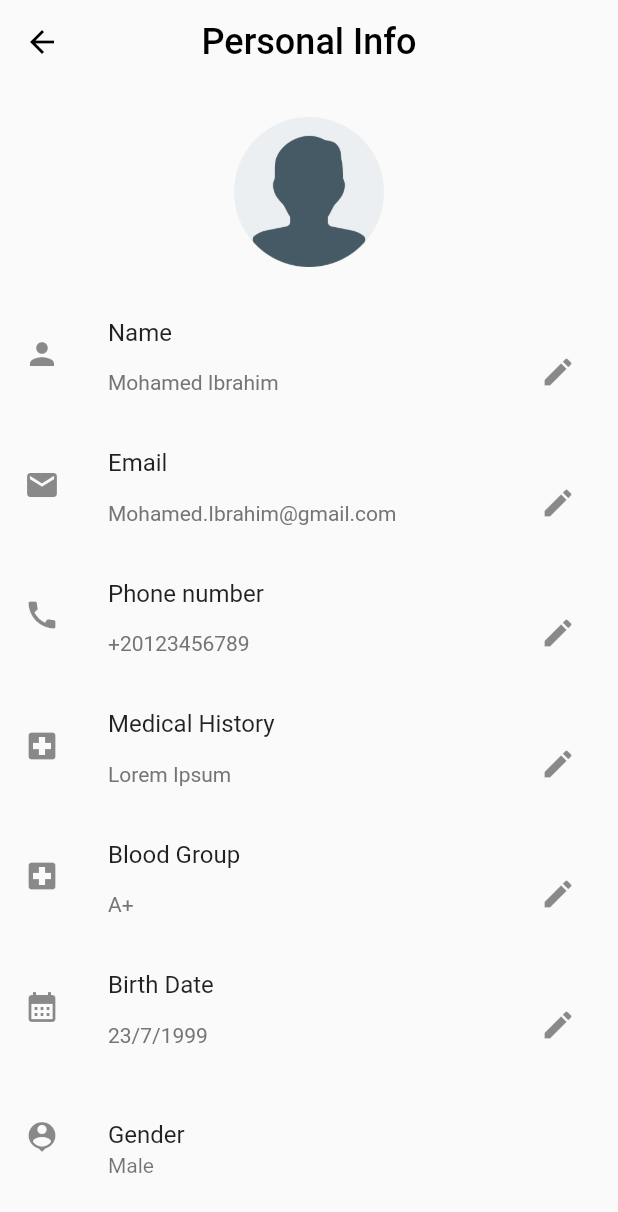
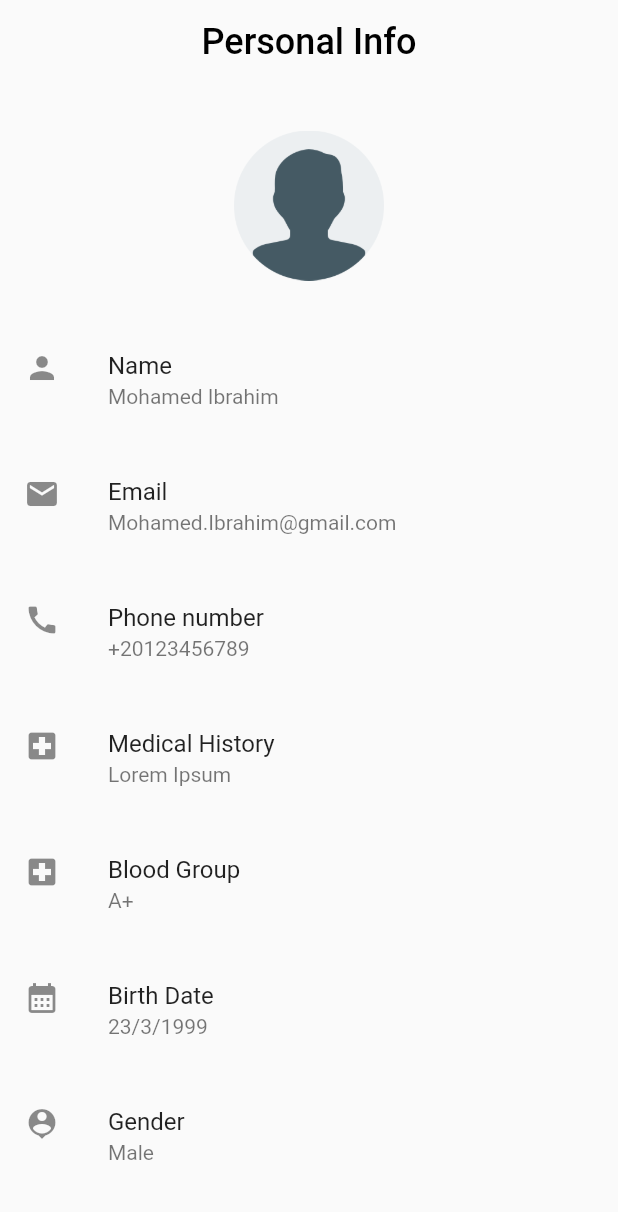
Before and after one commit to ZyadAshraf7/health_care, a Flutter app: the ProfileScreen screen opened directly, on a phone screen of 412 x 824 dp. Shown: the top 1212 px of the screen. Run offline on Flutter 3.47's test engine with Material 2 defaults, Android fonts, the phone set to English and light mode, and no system bars.

Commit message:
modify home and profile screen

```diff
--- a/lib/main.dart
+++ b/lib/main.dart
@@ -1,5 +1,6 @@
 import 'package:flutter/material.dart';
 import 'package:health_project/screens/home_screen.dart';
+import 'package:health_project/screens/profile_screen.dart';
 
 void main() {
   runApp(const MyApp());
@@ -17,7 +18,7 @@ class MyApp extends StatelessWidget {
       theme: ThemeData(
         primarySwatch: Colors.blue,
       ),
-      home: const HomeScreen()
+      home: const ProfileScreen()
     );
   }
 }
--- a/lib/screens/profile_screen.dart
+++ b/lib/screens/profile_screen.dart
@@ -8,19 +8,13 @@ class ProfileScreen extends StatefulWidget {
 }
 
 class _ProfileScreenState extends State<ProfileScreen> {
-  TextEditingController nameController = TextEditingController(text: "Mohamed Ibrahim");
-  bool nameEdit = false;
-  TextEditingController emailController = TextEditingController(text: "Mohamed.Ibrahim@gmail.com");
-  bool emailEdit = false;
-  TextEditingController phoneController = TextEditingController(text: "+20123456789");
-  bool phoneEdit = false;
-  TextEditingController medicalHistoryController = TextEditingController(text: "Lorem Ipsum");
-  bool medicalHistoryEdit = false;
-  TextEditingController bloodGroupController = TextEditingController(text: "A+");
-  bool bloodGroupEdit = false;
-  TextEditingController birthDateController = TextEditingController(text: "23/7/1999");
-  bool birthDateEdit = false;
-
+  String name = "Mohamed Ibrahim";
+  String email = "Mohamed.Ibrahim@gmail.com";
+  String phone = "+20123456789";
+  String medicalHistory = "Lorem Ipsum";
+  String bloodGroup = "A+";
+  String birthDate = "23/3/1999";
+  String gender = "Male";
   @override
   Widget build(BuildContext context) {
     return Scaffold(
@@ -48,139 +42,43 @@ class _ProfileScreenState extends State<ProfileScreen> {
               ListTile(
                 leading: Icon(Icons.person),
                 title: Text("Name"),
-                trailing: IconButton(onPressed: (){
-                  setState(() {
-                    nameEdit=true;
-                  });
-                }, icon: Icon(Icons.edit)),
-                subtitle: TextFormField(
-                  style: TextStyle(
-                    fontSize: 14,
-                    color: Colors.grey.shade600
-                  ),
-                  controller: nameController,
-                  enabled: nameEdit,
-                  decoration: const InputDecoration(
-                      border: InputBorder.none,
-                      contentPadding: EdgeInsets.zero
-                  ),
-                ),
+                subtitle: Text(name)
               ),
               SizedBox(height: 12),
               ListTile(
                 leading: Icon(Icons.email),
                 title: Text("Email"),
-                trailing: IconButton(onPressed: (){
-                  setState(() {
-                    emailEdit=true;
-                  });
-                }, icon: Icon(Icons.edit)),
-                subtitle: TextFormField(
-                  style: TextStyle(
-                      fontSize: 14,
-                      color: Colors.grey.shade600
-                  ),
-                  controller: emailController,
-                  enabled: emailEdit,
-                  decoration: const InputDecoration(
-                      border: InputBorder.none,
-                      contentPadding: EdgeInsets.zero
-                  ),
-                ),
+                subtitle: Text(email)
               ),
               SizedBox(height: 12),
               ListTile(
                 leading: Icon(Icons.call),
                 title: Text("Phone number"),
-                trailing: IconButton(onPressed: (){
-                  setState(() {
-                    phoneEdit=true;
-                  });
-                }, icon: Icon(Icons.edit)),
-                subtitle: TextFormField(
-                  style: TextStyle(
-                      fontSize: 14,
-                      color: Colors.grey.shade600
-                  ),
-                  controller: phoneController,
-                  enabled: phoneEdit,
-                  decoration: const InputDecoration(
-                      border: InputBorder.none,
-                      contentPadding: EdgeInsets.zero
-                  ),
-                ),
+                subtitle: Text(phone)
               ),
               SizedBox(height: 12),
               ListTile(
                 leading: Icon(Icons.local_hospital),
                 title: Text("Medical History"),
-                trailing: IconButton(onPressed: (){
-                  setState(() {
-                    medicalHistoryEdit=true;
-                  });
-                }, icon: Icon(Icons.edit)),
-                subtitle: TextFormField(
-                  style: TextStyle(
-                      fontSize: 14,
-                      color: Colors.grey.shade600
-                  ),
-                  controller: medicalHistoryController,
-                  enabled: medicalHistoryEdit,
-                  decoration: const InputDecoration(
-                      border: InputBorder.none,
-                      contentPadding: EdgeInsets.zero
-                  ),
-                ),
+                subtitle: Text(medicalHistory)
               ),
               SizedBox(height: 12),
               ListTile(
                 leading: Icon(Icons.local_hospital),
                 title: Text("Blood Group"),
-                trailing: IconButton(onPressed: (){
-                  setState(() {
-                    bloodGroupEdit=true;
-                  });
-                }, icon: Icon(Icons.edit)),
-                subtitle:TextFormField(
-                  style: TextStyle(
-                      fontSize: 14,
-                      color: Colors.grey.shade600
-                  ),
-                  controller: bloodGroupController,
-                  enabled: bloodGroupEdit,
-                  decoration: const InputDecoration(
-                      border: InputBorder.none,
-                      contentPadding: EdgeInsets.zero
-                  ),
-                ),
+                subtitle: Text(bloodGroup)
               ),
               SizedBox(height: 12),
               ListTile(
                 leading: Icon(Icons.calendar_month),
                 title: Text("Birth Date"),
-                trailing: IconButton(onPressed: (){
-                  setState(() {
-                    birthDateEdit=true;
-                  });
-                }, icon: Icon(Icons.edit)),
-                subtitle: TextFormField(
-                  style: TextStyle(
-                      fontSize: 14,
-                      color: Colors.grey.shade600
-                  ),
-                  controller: birthDateController,
-                  enabled: birthDateEdit,
-                  decoration: const InputDecoration(
-                      border: InputBorder.none,
-                      contentPadding: EdgeInsets.zero
-                  ),
-                ),
+                subtitle: Text(birthDate)
               ),
               SizedBox(height: 12),
               ListTile(
                 leading: Icon(Icons.person_pin),
                 title: Text("Gender"),
-                subtitle: Text("Male"),
+                subtitle: Text(gender),
               ),
             ],
           ),
```
Also changed, not shown: lib/screens/home_screen.dart (+0 -56 lines).
